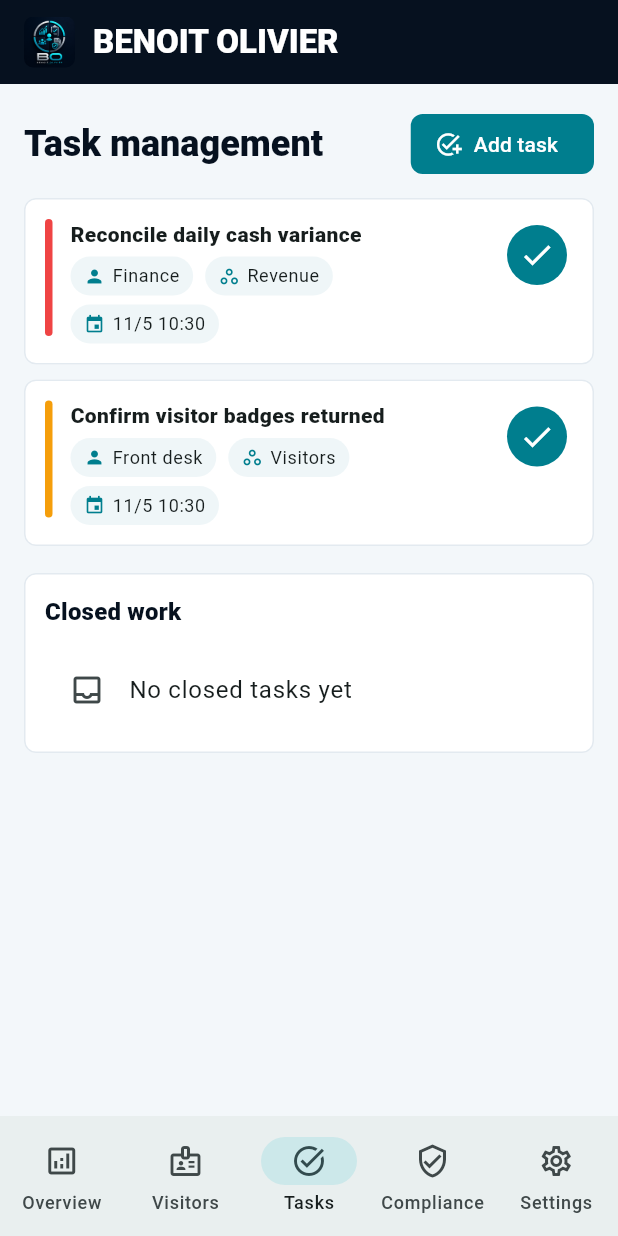
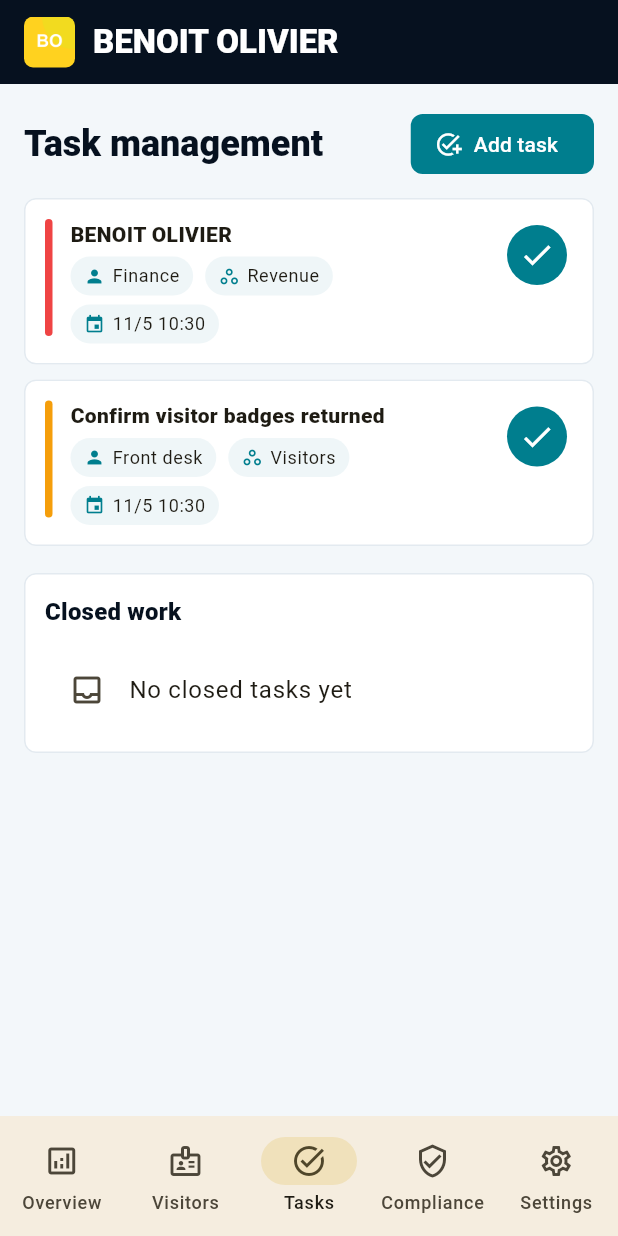
Before and after one commit to EOOrga/68d9d10a1299230338dbbdc7, a Flutter app: the screen it shows after launch, item 3 of the bottom bar chosen, on a phone screen of 412 x 824 dp. Run offline on Flutter 3.47's test engine with Material 3 defaults, Android fonts, the phone set to English and light mode, and no system bars; our stand-ins replace shared_preferences.

```diff
--- a/lib/main.dart
+++ b/lib/main.dart
@@ -6,7 +6,7 @@ import 'package:shared_preferences/shared_preferences.dart';
 
 const _brandName = 'BENOIT OLIVIER';
 const _primaryNavy = Color(0xFF06111F);
-const _electricCyan = Color(0xFF04D9E8);
+const _electricCyan = Color(0xFFFFD21F);
 const _success = Color(0xFF2DD4BF);
 const _warning = Color(0xFFF59E0B);
 const _danger = Color(0xFFEF4444);
@@ -459,7 +459,7 @@ class OperationsState extends ChangeNotifier {
     tasks = [
       OpsTask(
         id: 't1',
-        title: 'Reconcile daily cash variance',
+        title: 'BENOIT OLIVIER',
         owner: 'Finance',
         area: 'Revenue',
         dueDate: now.add(const Duration(days: 1)),
--- a/pubspec.yaml
+++ b/pubspec.yaml
@@ -1,4 +1,4 @@
-name: benoit_olivier
+name: benoitolivier
 description: Local operations workspace for BENOIT OLIVIER.
 publish_to: 'none'
 version: 1.0.0+1
@@ -21,6 +21,8 @@ flutter_launcher_icons:
   android: true
   ios: false
   image_path: "docs/icon.png"
+  adaptive_icon_foreground: docs/icon.png
+  adaptive_icon_background: "#BCFF1F"
   min_sdk_android: 23
 
 flutter:
```
Also changed, not shown: docs/icon.png, 11 other files.
